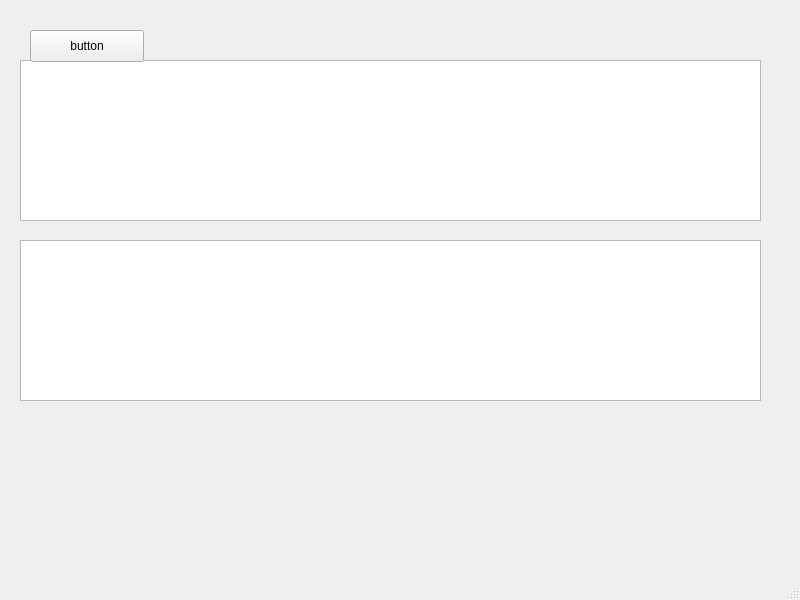
ShihoVN/HiveChime, file RealTimeStream/mainwindowrt.ui: the form before one commit.
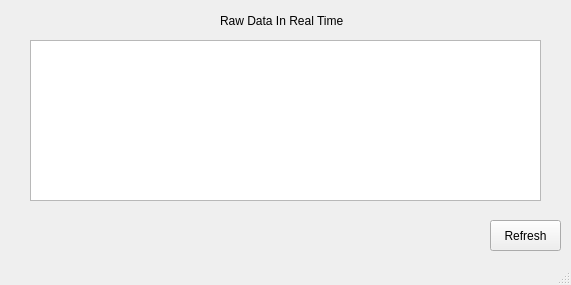
The form after the commit.

Diff of the .ui file:
```diff
--- a/RealTimeStream/mainwindowrt.ui
+++ b/RealTimeStream/mainwindowrt.ui
@@ -6,8 +6,8 @@
    <rect>
     <x>0</x>
     <y>0</y>
-    <width>800</width>
-    <height>600</height>
+    <width>571</width>
+    <height>285</height>
    </rect>
   </property>
   <property name="windowTitle">
@@ -17,46 +17,39 @@
    <widget class="QTextBrowser" name="Label">
     <property name="geometry">
      <rect>
-      <x>20</x>
-      <y>60</y>
-      <width>741</width>
-      <height>161</height>
-     </rect>
-    </property>
-   </widget>
-   <widget class="QTextBrowser" name="Label_2">
-    <property name="geometry">
-     <rect>
-      <x>20</x>
-      <y>240</y>
-      <width>741</width>
-      <height>161</height>
-     </rect>
-    </property>
-   </widget>
-   <widget class="QPushButton" name="pushButton">
-    <property name="geometry">
-     <rect>
       <x>30</x>
-      <y>30</y>
-      <width>114</width>
-      <height>32</height>
+      <y>40</y>
+      <width>511</width>
+      <height>161</height>
      </rect>
     </property>
+   </widget>
+   <widget class="QLabel" name="label">
+    <property name="geometry">
+     <rect>
+      <x>220</x>
+      <y>10</y>
+      <width>151</width>
+      <height>21</height>
+     </rect>
+    </property>
     <property name="text">
-     <string>button</string>
+     <string>Raw Data In Real Time</string>
     </property>
    </widget>
-  </widget>
-  <widget class="QMenuBar" name="menubar">
-   <property name="geometry">
-    <rect>
-     <x>0</x>
-     <y>0</y>
-     <width>800</width>
-     <height>22</height>
-    </rect>
-   </property>
+   <widget class="QPushButton" name="pushButton">
+    <property name="geometry">
+     <rect>
+      <x>490</x>
+      <y>220</y>
+      <width>71</width>
+      <height>31</height>
+     </rect>
+    </property>
+    <property name="text">
+     <string>Refresh</string>
+    </property>
+   </widget>
   </widget>
   <widget class="QStatusBar" name="statusbar"/>
  </widget>
```
